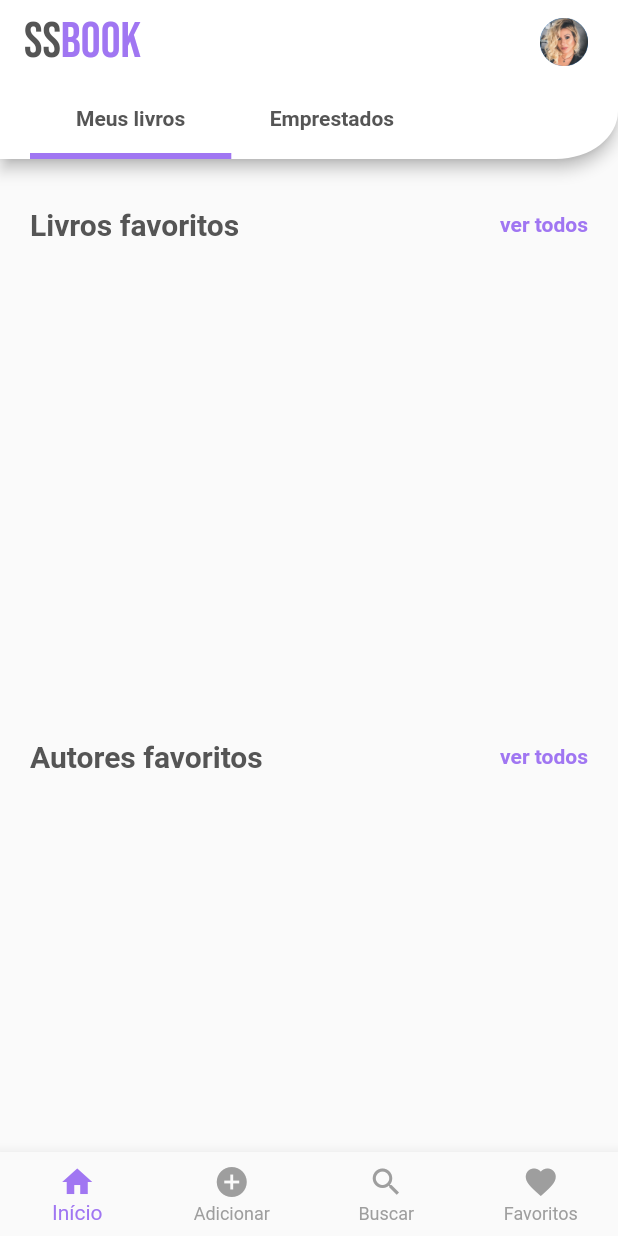
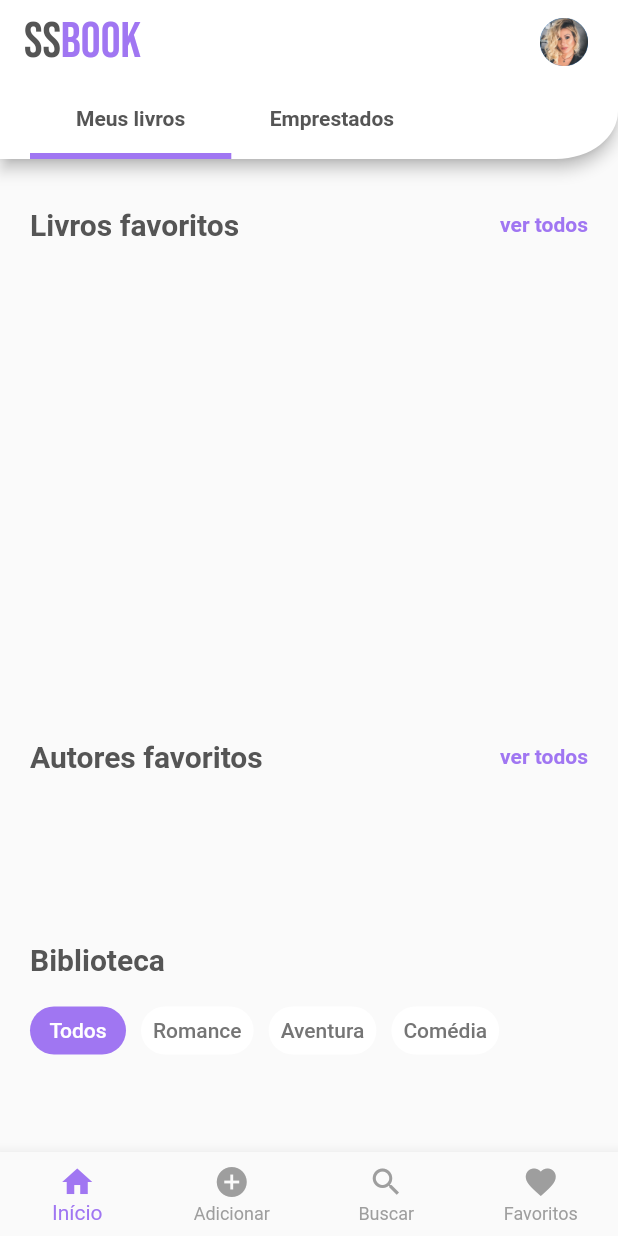
Before and after one commit to anselmo157/ssbook, a Flutter app: the screen it shows after launch, on a phone screen of 412 x 824 dp. Run offline on Flutter 3.47's test engine with Material 2 defaults, Android fonts, the phone set to English and light mode, and no system bars; our stand-ins replace graphql_flutter; network calls fail.

Commit message:
Update ui

```diff
--- a/lib/ui/home_page.dart
+++ b/lib/ui/home_page.dart
@@ -4,6 +4,7 @@ import 'package:ssbook/models/author_model.dart';
 import 'package:ssbook/models/book_model.dart';
 import 'package:ssbook/ui/widgets/favorite_author.dart';
 import 'package:ssbook/ui/widgets/favorite_book.dart';
+import 'package:ssbook/ui/widgets/library.dart';
 
 class HomePage extends StatefulWidget {
   const HomePage({super.key});
@@ -116,7 +117,6 @@ class _HomePageState extends State<HomePage>
               child: CircularProgressIndicator(),
             );
           }
-
           return TabBarView(
             physics: const NeverScrollableScrollPhysics(),
             controller: controller,
@@ -126,6 +126,7 @@ class _HomePageState extends State<HomePage>
                   children: [
                     FavoriteBook(favoriteBook: favoriteBooks),
                     FavoriteAuthor(favoriteAuthor: authors),
+                    Library(books: books),
                   ],
                 ),
               ),
--- /dev/null
+++ b/lib/ui/widgets/category_item.dart
@@ -0,0 +1,33 @@
+import 'package:flutter/material.dart';
+
+class CategoryItem extends StatelessWidget {
+  final String category;
+  final Color backgroundColor;
+  final Color textColor;
+
+  const CategoryItem({
+    required this.category,
+    required this.backgroundColor,
+    required this.textColor,
+    super.key,
+  });
+
+  @override
+  Widget build(BuildContext context) {
+    return TextButton(
+      onPressed: () {},
+      style: TextButton.styleFrom(
+        backgroundColor: backgroundColor,
+        shape: const StadiumBorder(),
+      ),
+      child: Text(
+        category,
+        style: TextStyle(
+          fontSize: 14.0,
+          fontWeight: FontWeight.w500,
+          color: textColor,
+        ),
+      ),
+    );
+  }
+}
--- /dev/null
+++ b/lib/ui/widgets/library.dart
@@ -0,0 +1,94 @@
+import 'package:flutter/material.dart';
+import 'package:ssbook/models/book_model.dart';
+import 'package:ssbook/ui/widgets/category_item.dart';
+import 'package:ssbook/ui/widgets/library_item.dart';
+
+class Library extends StatelessWidget {
+  final List<BookModel> books;
+
+  const Library({
+    required this.books,
+    super.key,
+  });
+
+  @override
+  Widget build(BuildContext context) {
+    return Container(
+      margin: const EdgeInsets.only(
+        left: 20.0,
+        right: 20.0,
+        top: 32.0,
+      ),
+      child: Column(
+        crossAxisAlignment: CrossAxisAlignment.start,
+        children: [
+          const Text(
+            'Biblioteca',
+            style: TextStyle(
+              fontSize: 20,
+              fontWeight: FontWeight.w700,
+              color: Color(0xFF555555),
+            ),
+          ),
+          Container(
+            height: 32.0,
+            margin: const EdgeInsets.only(top: 20.0),
+            child: ListView(
+              scrollDirection: Axis.horizontal,
+              children: const [
+                CategoryItem(
+                  category: 'Todos',
+                  backgroundColor: Color(0xFFA076F2),
+                  textColor: Colors.white,
+                ),
+                SizedBox(
+                  width: 10.0,
+                ),
+                CategoryItem(
+                  category: 'Romance',
+                  backgroundColor: Colors.white,
+                  textColor: Color(0xFF757575),
+                ),
+                SizedBox(
+                  width: 10.0,
+                ),
+                CategoryItem(
+                  category: 'Aventura',
+                  backgroundColor: Colors.white,
+                  textColor: Color(0xFF757575),
+                ),
+                SizedBox(
+                  width: 10.0,
+                ),
+                CategoryItem(
+                  category: 'Comédia',
+                  backgroundColor: Colors.white,
+                  textColor: Color(0xFF757575),
+                ),
+                SizedBox(
+                  width: 10.0,
+                ),
+              ],
+            ),
+          ),
+          SizedBox(
+            height: (90.0 * books.length),
+            child: ListView(
+              children: [
+                for (int index = 0; index < books.length; index++)
+                  LibraryItem(
+                    url: books[index].cover,
+                    name: books[index].name,
+                    author: books[index].author,
+                  )
+              ],
+            ),
+          ),
+          const SizedBox(
+            height: 20.0,
+          ),
+        ],
+      ),
+    );
+  }
+}
```
Also changed, not shown: lib/ui/widgets/library_item.dart (added, +71 -0 lines).
